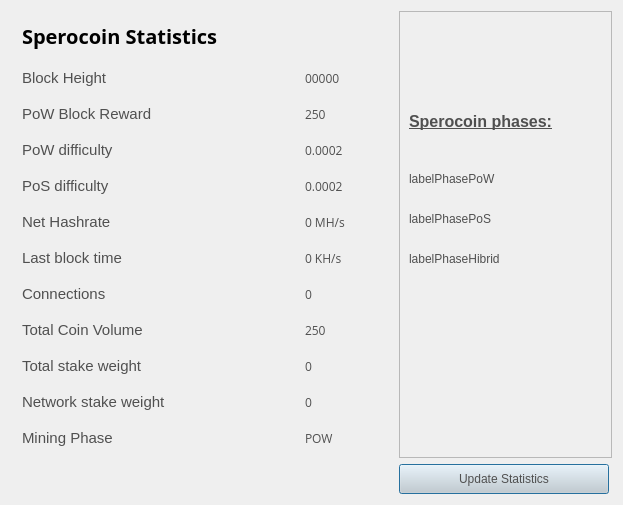
This is src/qt/forms/statisticspage.ui in LightBurdenOfficial/SperoCoin as Qt 5 draws it before an edit. The edited form follows.
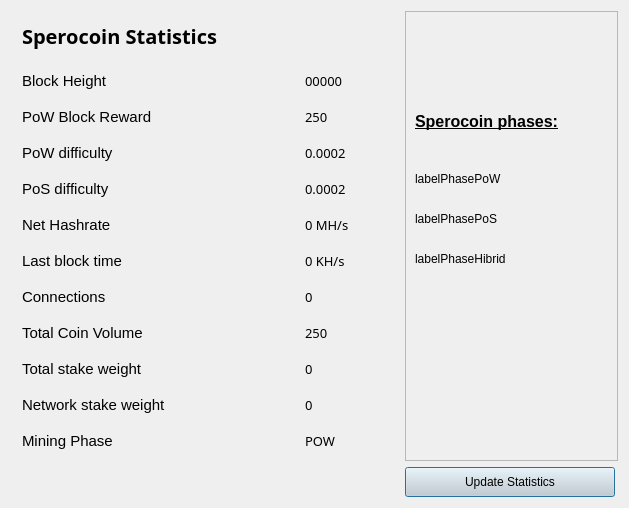
This is the edited form.

Patch:
```diff
--- a/src/qt/forms/statisticspage.ui
+++ b/src/qt/forms/statisticspage.ui
@@ -9,16 +9,15 @@
    <rect>
     <x>0</x>
     <y>0</y>
-    <width>623</width>
-    <height>505</height>
+    <width>629</width>
+    <height>508</height>
    </rect>
   </property>
   <property name="windowTitle">
    <string>Digging</string>
   </property>
   <property name="styleSheet">
-   <string notr="true">color:#505050;
-font-family:'Open Sans,sans-serif';</string>
+   <string notr="true">font: 10pt &quot;Copperplate Gothic Light&quot;;</string>
   </property>
   <layout class="QGridLayout" name="gridLayout">
    <property name="sizeConstraint">
@@ -73,6 +72,9 @@
         <height>16</height>
        </rect>
       </property>
+      <property name="styleSheet">
+       <string notr="true">font: 7pt &quot;Copperplate Gothic Light&quot;;</string>
+      </property>
       <property name="text">
        <string>labelPhasePoW</string>
       </property>
@@ -86,6 +88,9 @@
         <height>16</height>
        </rect>
       </property>
+      <property name="styleSheet">
+       <string notr="true">font: 7pt &quot;Copperplate Gothic Light&quot;;</string>
+      </property>
       <property name="text">
        <string>labelPhasePoS</string>
       </property>
@@ -99,6 +104,9 @@
         <height>16</height>
        </rect>
       </property>
+      <property name="styleSheet">
+       <string notr="true">font: 7pt &quot;Copperplate Gothic Light&quot;;</string>
+      </property>
       <property name="text">
        <string>labelPhaseHibrid</string>
       </property>
@@ -117,7 +125,11 @@
          <widget class="QLabel" name="label_5">
           <property name="font">
            <font>
-            <family>Open Sans,sans-serif</family>
+            <family>Copperplate Gothic Light</family>
+            <pointsize>10</pointsize>
+            <weight>50</weight>
+            <italic>false</italic>
+            <bold>false</bold>
            </font>
           </property>
           <property name="text">
@@ -178,8 +190,11 @@
          <widget class="QLabel" name="heightBox">
           <property name="font">
            <font>
-            <family>Open Sans,sans-serif</family>
-            <pointsize>9</pointsize>
+            <family>Copperplate Gothic Light</family>
+            <pointsize>10</pointsize>
+            <weight>50</weight>
+            <italic>false</italic>
+            <bold>false</bold>
            </font>
           </property>
           <property name="text">
@@ -198,8 +213,11 @@
          <widget class="QLabel" name="rewardBox">
           <property name="font">
            <font>
-            <family>Open Sans,sans-serif</family>
-            <pointsize>9</pointsize>
+            <family>Copperplate Gothic Light</family>
+            <pointsize>10</pointsize>
+            <weight>50</weight>
+            <italic>false</italic>
+            <bold>false</bold>
            </font>
           </property>
           <property name="text">
@@ -218,8 +236,11 @@
          <widget class="QLabel" name="diffBox">
           <property name="font">
            <font>
-            <family>Open Sans,sans-serif</family>
-            <pointsize>9</pointsize>
+            <family>Copperplate Gothic Light</family>
+            <pointsize>10</pointsize>
+            <weight>50</weight>
+            <italic>false</italic>
+            <bold>false</bold>
            </font>
           </property>
           <property name="text">
@@ -238,8 +259,11 @@
          <widget class="QLabel" name="diffBox2">
           <property name="font">
            <font>
-            <family>Open Sans,sans-serif</family>
-            <pointsize>9</pointsize>
+            <family>Copperplate Gothic Light</family>
+            <pointsize>10</pointsize>
+            <weight>50</weight>
+            <italic>false</italic>
+            <bold>false</bold>
            </font>
           </property>
           <property name="text">
@@ -251,8 +275,11 @@
          <widget class="QLabel" name="pawrateBox">
           <property name="font">
            <font>
-            <family>Open Sans,sans-serif</family>
-            <pointsize>9</pointsize>
+            <family>Copperplate Gothic Light</family>
+            <pointsize>10</pointsize>
+            <weight>50</weight>
+            <italic>false</italic>
+            <bold>false</bold>
            </font>
           </property>
           <property name="text">
@@ -277,8 +304,11 @@
          <widget class="QLabel" name="localBox">
           <property name="font">
            <font>
-            <family>Open Sans,sans-serif</family>
-            <pointsize>9</pointsize>
+            <family>Copperplate Gothic Light</family>
+            <pointsize>10</pointsize>
+            <weight>50</weight>
+            <italic>false</italic>
+            <bold>false</bold>
            </font>
           </property>
           <property name="text">
@@ -297,8 +327,11 @@
          <widget class="QLabel" name="connectionBox">
           <property name="font">
            <font>
-            <family>Open Sans,sans-serif</family>
-            <pointsize>9</pointsize>
+            <family>Copperplate Gothic Light</family>
+            <pointsize>10</pointsize>
+            <weight>50</weight>
+            <italic>false</italic>
+            <bold>false</bold>
            </font>
           </property>
           <property name="text">
@@ -317,8 +350,11 @@
          <widget class="QLabel" name="volumeBox">
           <property name="font">
            <font>
-            <family>Open Sans,sans-serif</family>
-            <pointsize>9</pointsize>
+            <family>Copperplate Gothic Light</family>
+            <pointsize>10</pointsize>
+            <weight>50</weight>
+            <italic>false</italic>
+            <bold>false</bold>
            </font>
           </property>
           <property name="text">
@@ -337,8 +373,11 @@
          <widget class="QLabel" name="minBox">
           <property name="font">
            <font>
-            <family>Open Sans,sans-serif</family>
-            <pointsize>9</pointsize>
+            <family>Copperplate Gothic Light</family>
+            <pointsize>10</pointsize>
+            <weight>50</weight>
+            <italic>false</italic>
+            <bold>false</bold>
            </font>
           </property>
           <property name="text">
@@ -357,8 +396,11 @@
          <widget class="QLabel" name="maxBox">
           <property name="font">
            <font>
-            <family>Open Sans,sans-serif</family>
-            <pointsize>9</pointsize>
+            <family>Copperplate Gothic Light</family>
+            <pointsize>10</pointsize>
+            <weight>50</weight>
+            <italic>false</italic>
+            <bold>false</bold>
            </font>
           </property>
           <property name="text">
@@ -377,8 +419,11 @@
          <widget class="QLabel" name="cBox">
           <property name="font">
            <font>
-            <family>Open Sans,sans-serif</family>
-            <pointsize>9</pointsize>
+            <family>Copperplate Gothic Light</family>
+            <pointsize>10</pointsize>
+            <weight>50</weight>
+            <italic>false</italic>
+            <bold>false</bold>
            </font>
           </property>
           <property name="text">
```
Left out of the diff: 3 changed lines with no effect on the pictures.
